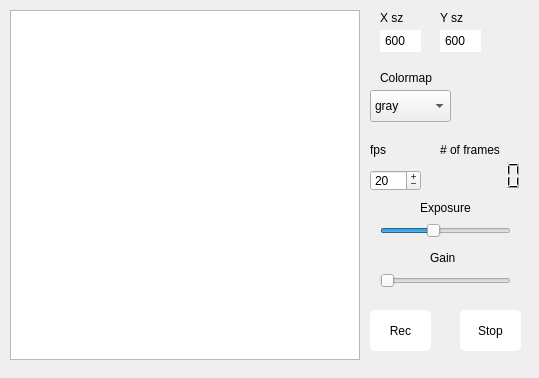
Before: the Qt Designer form Imager/form.ui in ef-lab/Experiments, drawn with Qt 5.
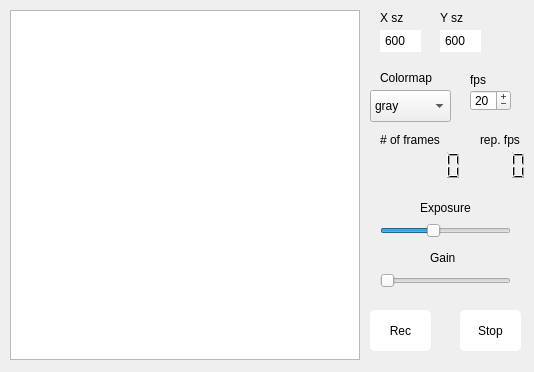
After: the same form once the commit is applied.

The edit to the form file:
```diff
--- a/Imager/form.ui
+++ b/Imager/form.ui
@@ -12,8 +12,8 @@
    <rect>
     <x>0</x>
     <y>0</y>
-    <width>539</width>
-    <height>378</height>
+    <width>534</width>
+    <height>372</height>
    </rect>
   </property>
   <property name="windowTitle">
@@ -54,9 +54,9 @@
   <widget class="QSpinBox" name="fps_input">
    <property name="geometry">
     <rect>
-     <x>370</x>
-     <y>170</y>
-     <width>51</width>
+     <x>470</x>
+     <y>90</y>
+     <width>41</width>
      <height>21</height>
     </rect>
    </property>
@@ -73,7 +73,7 @@
     <enum>QAbstractSpinBox::PlusMinus</enum>
    </property>
    <property name="minimum">
-    <number>5</number>
+    <number>1</number>
    </property>
    <property name="maximum">
     <number>50</number>
@@ -108,8 +108,8 @@
   <widget class="QLabel" name="label_3">
    <property name="geometry">
     <rect>
-     <x>370</x>
-     <y>140</y>
+     <x>470</x>
+     <y>70</y>
      <width>41</width>
      <height>20</height>
     </rect>
@@ -121,8 +121,8 @@
   <widget class="QLCDNumber" name="frames">
    <property name="geometry">
     <rect>
-     <x>440</x>
-     <y>160</y>
+     <x>380</x>
+     <y>150</y>
      <width>91</width>
      <height>31</height>
     </rect>
@@ -296,8 +296,8 @@
   <widget class="QLabel" name="label_9">
    <property name="geometry">
     <rect>
-     <x>440</x>
-     <y>140</y>
+     <x>380</x>
+     <y>130</y>
      <width>81</width>
      <height>20</height>
     </rect>
@@ -306,6 +306,44 @@
     <string># of frames</string>
    </property>
   </widget>
+  <widget class="QLCDNumber" name="fps_indicator">
+   <property name="geometry">
+    <rect>
+     <x>450</x>
+     <y>150</y>
+     <width>81</width>
+     <height>31</height>
+    </rect>
+   </property>
+   <property name="font">
+    <font>
+     <family>Arial</family>
+     <italic>true</italic>
+    </font>
+   </property>
+   <property name="frameShape">
+    <enum>QFrame::NoFrame</enum>
+   </property>
+   <property name="smallDecimalPoint">
+    <bool>false</bool>
+   </property>
+   <property name="value" stdset="0">
+    <double>0.000000000000000</double>
+   </property>
+  </widget>
+  <widget class="QLabel" name="label_10">
+   <property name="geometry">
+    <rect>
+     <x>480</x>
+     <y>130</y>
+     <width>51</width>
+     <height>20</height>
+    </rect>
+   </property>
+   <property name="text">
+    <string>rep. fps</string>
+   </property>
+  </widget>
  </widget>
  <resources/>
  <connections/>
```
Left out of the diff: 2 changed lines with no effect on the pictures.
